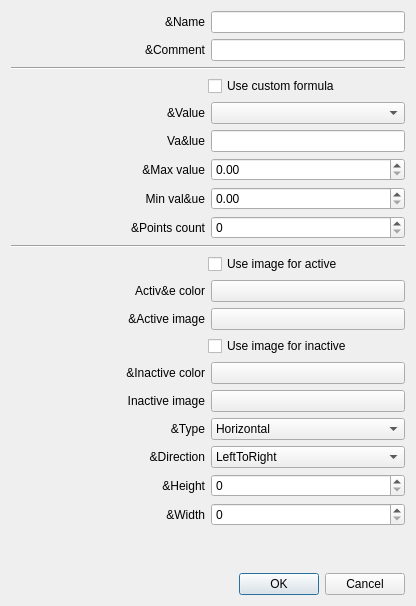
Before: the Qt Designer form sources/awesomewidgets/graphicalitem.ui in arcan1s/awesome-widgets, drawn with Qt 5.
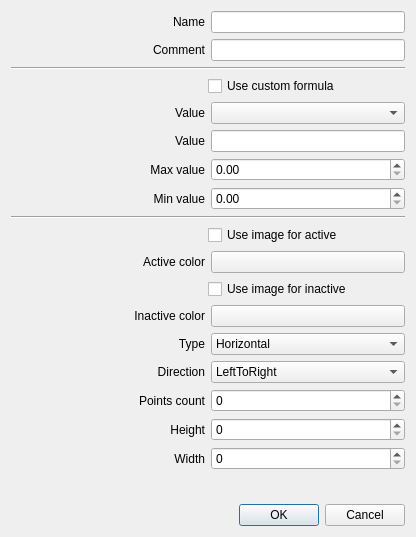
After: the same form once the commit is applied.

Diff of the .ui file:
```diff
--- a/sources/awesomewidgets/graphicalitem.ui
+++ b/sources/awesomewidgets/graphicalitem.ui
@@ -7,7 +7,7 @@
     <x>0</x>
     <y>0</y>
     <width>416</width>
-    <height>606</height>
+    <height>537</height>
    </rect>
   </property>
   <property name="windowTitle">
@@ -25,7 +25,7 @@
         </sizepolicy>
        </property>
        <property name="text">
-        <string>&amp;Name</string>
+        <string>Name</string>
        </property>
        <property name="alignment">
         <set>Qt::AlignRight|Qt::AlignTrailing|Qt::AlignVCenter</set>
@@ -48,7 +48,7 @@
         </sizepolicy>
        </property>
        <property name="text">
-        <string>&amp;Comment</string>
+        <string>Comment</string>
        </property>
        <property name="alignment">
         <set>Qt::AlignRight|Qt::AlignTrailing|Qt::AlignVCenter</set>
@@ -115,7 +115,7 @@
       <item>
        <widget class="QLabel" name="label_value">
         <property name="text">
-         <string>&amp;Value</string>
+         <string>Value</string>
         </property>
         <property name="alignment">
          <set>Qt::AlignRight|Qt::AlignTrailing|Qt::AlignVCenter</set>
@@ -156,7 +156,7 @@
          </sizepolicy>
         </property>
         <property name="text">
-         <string>Va&amp;lue</string>
+         <string>Value</string>
         </property>
         <property name="alignment">
          <set>Qt::AlignRight|Qt::AlignTrailing|Qt::AlignVCenter</set>
@@ -174,7 +174,7 @@
      <item>
       <widget class="QLabel" name="label_max">
        <property name="text">
-        <string>&amp;Max value</string>
+        <string>Max value</string>
        </property>
        <property name="alignment">
         <set>Qt::AlignRight|Qt::AlignTrailing|Qt::AlignVCenter</set>
@@ -195,7 +195,7 @@
      <item>
       <widget class="QLabel" name="label_min">
        <property name="text">
-        <string>Min val&amp;ue</string>
+        <string>Min value</string>
        </property>
        <property name="alignment">
         <set>Qt::AlignRight|Qt::AlignTrailing|Qt::AlignVCenter</set>
@@ -211,44 +211,6 @@
      </item>
     </layout>
    </item>
-   <item>
-    <widget class="QWidget" name="widget_count" native="true">
-     <layout class="QHBoxLayout" name="layout_count">
-      <property name="leftMargin">
-       <number>0</number>
-      </property>
-      <property name="topMargin">
-       <number>0</number>
-      </property>
-      <property name="rightMargin">
-       <number>0</number>
-      </property>
-      <property name="bottomMargin">
-       <number>0</number>
-      </property>
-      <item>
-       <widget class="QLabel" name="label_count">
-        <property name="text">
-         <string>&amp;Points count</string>
-        </property>
-        <property name="alignment">
-         <set>Qt::AlignRight|Qt::AlignTrailing|Qt::AlignVCenter</set>
-        </property>
-       </widget>
-      </item>
-      <item>
-       <widget class="QSpinBox" name="spinBox_count">
-        <property name="maximum">
-         <number>2000</number>
-        </property>
-        <property name="singleStep">
-         <number>25</number>
-        </property>
-       </widget>
-      </item>
-     </layout>
-    </widget>
-   </item>
    <item>
     <widget class="Line" name="line">
      <property name="orientation">
@@ -304,7 +266,7 @@
       <item>
        <widget class="QLabel" name="label_activeColor">
         <property name="text">
-         <string>Activ&amp;e color</string>
+         <string>Active color</string>
         </property>
         <property name="alignment">
          <set>Qt::AlignRight|Qt::AlignTrailing|Qt::AlignVCenter</set>
@@ -321,41 +283,6 @@
      </layout>
     </widget>
    </item>
-   <item>
-    <widget class="QWidget" name="widget_activeImage" native="true">
-     <layout class="QHBoxLayout" name="layout_activeImage">
-      <property name="leftMargin">
-       <number>0</number>
-      </property>
-      <property name="topMargin">
-       <number>0</number>
-      </property>
-      <property name="rightMargin">
-       <number>0</number>
-      </property>
-      <property name="bottomMargin">
-       <number>0</number>
-      </property>
-      <item>
-       <widget class="QLabel" name="label_activeImage">
-        <property name="text">
-         <string>&amp;Active image</string>
-        </property>
-        <property name="alignment">
-         <set>Qt::AlignRight|Qt::AlignTrailing|Qt::AlignVCenter</set>
-        </property>
-       </widget>
-      </item>
-      <item>
-       <widget class="QPushButton" name="pushButton_activeImage">
-        <property name="text">
-         <string notr="true"/>
-        </property>
-       </widget>
-      </item>
-     </layout>
-    </widget>
-   </item>
    <item>
     <layout class="QHBoxLayout" name="layout_inactiveCheck">
      <item>
@@ -404,7 +331,7 @@
       <item>
        <widget class="QLabel" name="label_inactiveColor">
         <property name="text">
-         <string>&amp;Inactive color</string>
+         <string>Inactive color</string>
         </property>
         <property name="alignment">
          <set>Qt::AlignRight|Qt::AlignTrailing|Qt::AlignVCenter</set>
@@ -421,47 +348,12 @@
      </layout>
     </widget>
    </item>
-   <item>
-    <widget class="QWidget" name="widget_inactiveImage" native="true">
-     <layout class="QHBoxLayout" name="layout_inactiveImage">
-      <property name="leftMargin">
-       <number>0</number>
-      </property>
-      <property name="topMargin">
-       <number>0</number>
-      </property>
-      <property name="rightMargin">
-       <number>0</number>
-      </property>
-      <property name="bottomMargin">
-       <number>0</number>
-      </property>
-      <item>
-       <widget class="QLabel" name="label_inactiveImage">
-        <property name="text">
-         <string>Inactive image</string>
-        </property>
-        <property name="alignment">
-         <set>Qt::AlignRight|Qt::AlignTrailing|Qt::AlignVCenter</set>
-        </property>
-       </widget>
-      </item>
-      <item>
-       <widget class="QPushButton" name="pushButton_inactiveImage">
-        <property name="text">
-         <string notr="true"/>
-        </property>
-       </widget>
-      </item>
-     </layout>
-    </widget>
-   </item>
    <item>
     <layout class="QHBoxLayout" name="layout_type">
      <item>
       <widget class="QLabel" name="label_type">
        <property name="text">
-        <string>&amp;Type</string>
+        <string>Type</string>
        </property>
        <property name="alignment">
         <set>Qt::AlignRight|Qt::AlignTrailing|Qt::AlignVCenter</set>
@@ -499,7 +391,7 @@
      <item>
       <widget class="QLabel" name="label_direction">
        <property name="text">
-        <string>&amp;Direction</string>
+        <string>Direction</string>
        </property>
        <property name="alignment">
         <set>Qt::AlignRight|Qt::AlignTrailing|Qt::AlignVCenter</set>
@@ -522,12 +414,50 @@
      </item>
     </layout>
    </item>
+   <item>
+    <widget class="QWidget" name="widget_count" native="true">
+     <layout class="QHBoxLayout" name="layout_count">
+      <property name="leftMargin">
+       <number>0</number>
+      </property>
+      <property name="topMargin">
+       <number>0</number>
+      </property>
+      <property name="rightMargin">
+       <number>0</number>
+      </property>
+      <property name="bottomMargin">
+       <number>0</number>
+      </property>
+      <item>
+       <widget class="QLabel" name="label_count">
+        <property name="text">
+         <string>Points count</string>
+        </property>
+        <property name="alignment">
+         <set>Qt::AlignRight|Qt::AlignTrailing|Qt::AlignVCenter</set>
+        </property>
+       </widget>
+      </item>
+      <item>
+       <widget class="QSpinBox" name="spinBox_count">
+        <property name="maximum">
+         <number>2000</number>
+        </property>
+        <property name="singleStep">
+         <number>25</number>
+        </property>
+       </widget>
+      </item>
+     </layout>
+    </widget>
+   </item>
    <item>
     <layout class="QHBoxLayout" name="layout_height">
      <item>
       <widget class="QLabel" name="label_height">
        <property name="text">
-        <string>&amp;Height</string>
+        <string>Height</string>
        </property>
        <property name="alignment">
         <set>Qt::AlignRight|Qt::AlignTrailing|Qt::AlignVCenter</set>
@@ -551,7 +481,7 @@
      <item>
       <widget class="QLabel" name="label_width">
        <property name="text">
-        <string>&amp;Width</string>
+        <string>Width</string>
        </property>
        <property name="alignment">
         <set>Qt::AlignRight|Qt::AlignTrailing|Qt::AlignVCenter</set>
```
